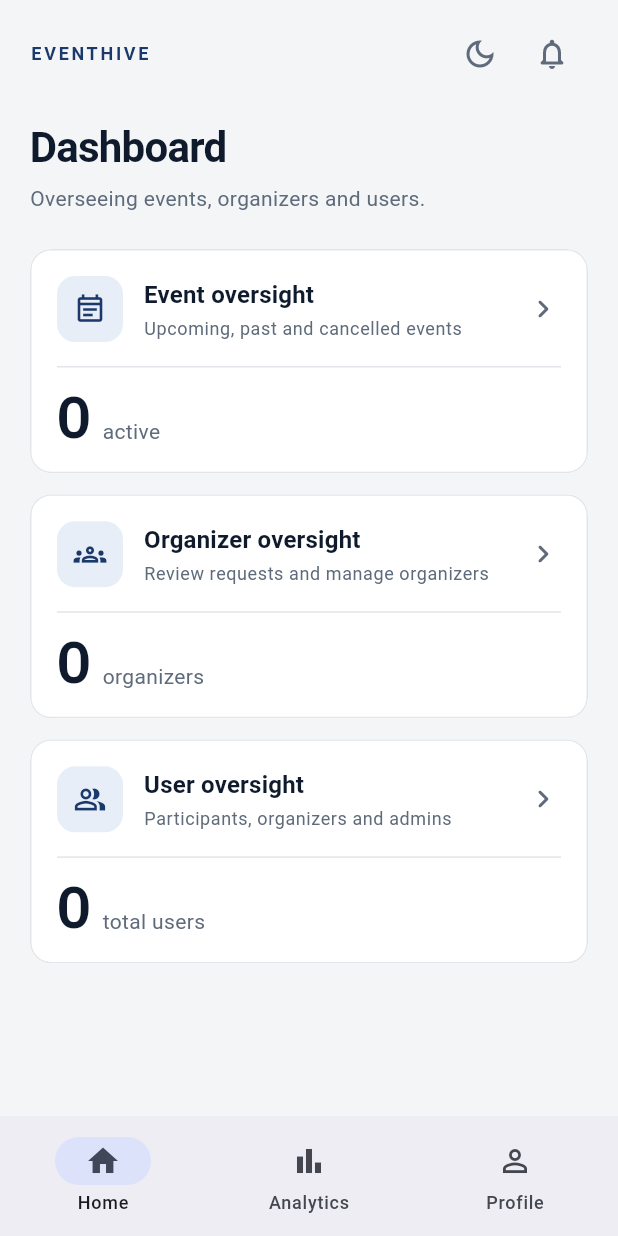
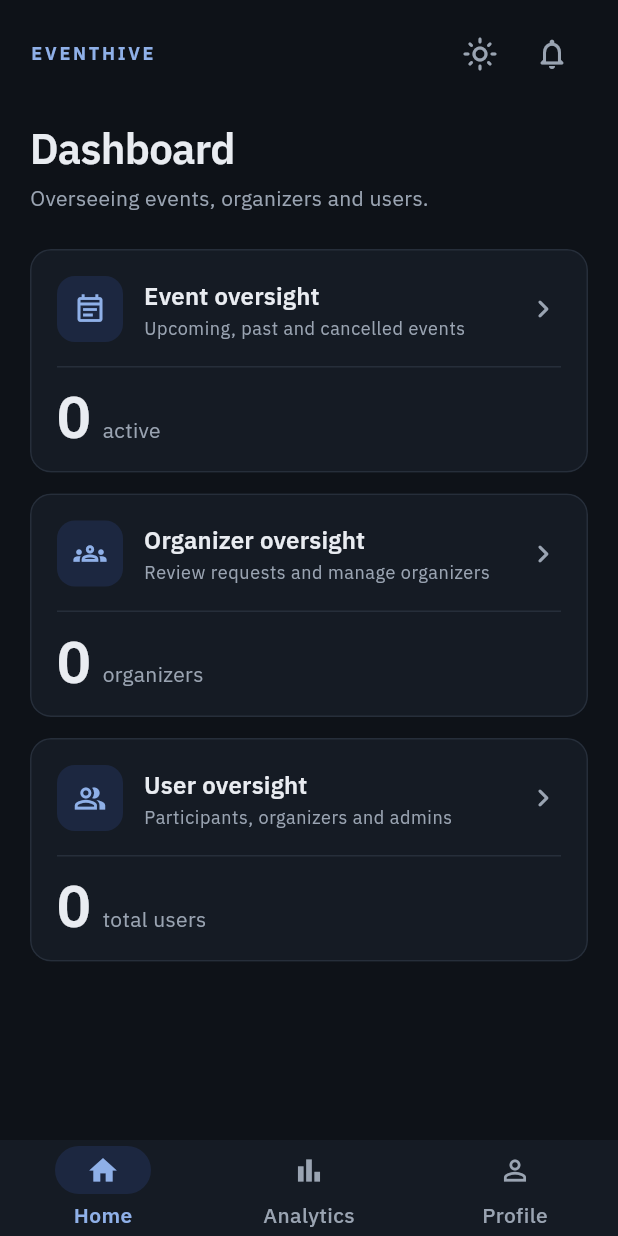
Before and after one commit to Ahmed-Imtiaz-Rafi/EventHive, a Flutter app: the _AdminShell screen opened directly with empty values, after a tap on the "dark mode" icon, on a phone screen of 412 x 824 dp. Run offline on Flutter 3.47's test engine with Material 3 defaults, Android fonts, the phone set to English and light mode, and no system bars; our stand-ins replace flutter_riverpod, go_router, google_fonts, image_picker, supabase_flutter; missing offline and left inert: file_saver; accounts and stored records are empty.

Commit message:
Wire admin shell route and theme toggle

```diff
--- a/lib/router/admin_router.dart
+++ b/lib/router/admin_router.dart
@@ -1,3 +1,4 @@
+import 'package:event_hive/core/theme/admin/admin_theme.dart';
 import 'package:flutter/material.dart';
 import 'package:go_router/go_router.dart';
 import '../../screens/admin/admin_home_screen.dart';
@@ -68,7 +69,11 @@ class _AdminShell extends StatelessWidget {
 
   @override
   Widget build(BuildContext context) {
-    return Scaffold(
+    return ValueListenableBuilder<bool>(
+      valueListenable: adminDarkMode,
+      builder: (context, dark, _) => Theme(
+        data: AdminTheme.of(dark),
+        child: Scaffold(
           body: child,
           bottomNavigationBar: NavigationBar(
             selectedIndex: _index,
@@ -91,6 +96,8 @@ class _AdminShell extends StatelessWidget {
               ),
             ],
           ),
+        ),
+      ),
     );
   }
 }
```
Lines whose indentation alone changed are shown as unchanged.
